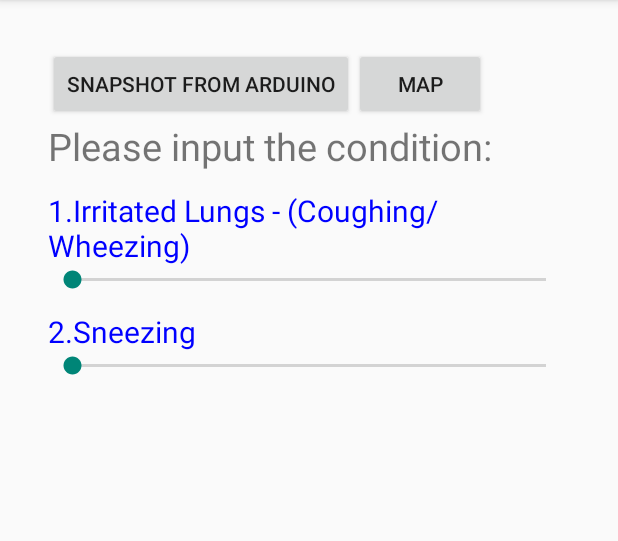
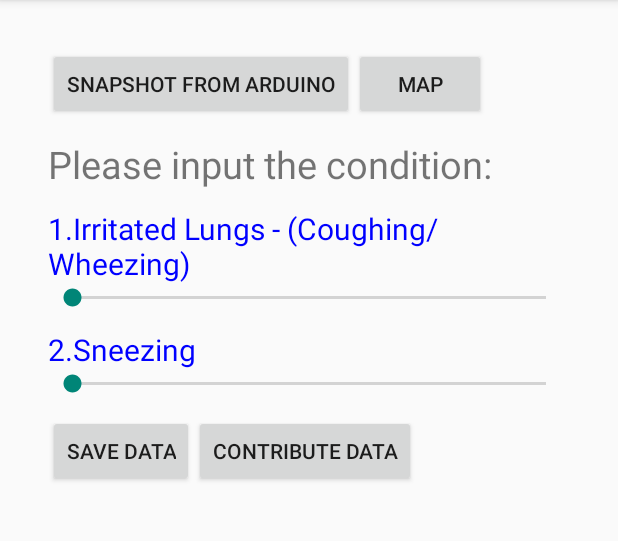
Before and after one commit to justinmaccreery/AirMonitor, an Android app: the screen it shows after launch (MainActivity), on a phone screen of 412 x 824 dp, the part 84-625 px from its top. Run offline under Robolectric (Android 15) with nearby library versions, the phone set to English and light mode, and no system bars.

Commit message:
Add "Save data" and "Contribute data" button.

```diff
--- a/app/src/main/res/layout/activity_main.xml
+++ b/app/src/main/res/layout/activity_main.xml
@@ -46,7 +46,8 @@
                 android:layout_below="@+id/sanpshot_btn"
                 android:layout_alignParentLeft="true"
                 android:layout_alignParentStart="true"
-                android:textSize="25dp" />
+                android:textSize="25dp"
+                android:layout_marginTop="12dp" />
 
 
             <TextView
@@ -93,6 +94,23 @@
                 android:layout_alignParentEnd="true"
                 android:layout_below="@+id/text_sneezing" />
 
+            <Button
+                android:layout_width="wrap_content"
+                android:layout_height="wrap_content"
+                android:text="Save data"
+                android:id="@+id/button_save_data"
+                android:layout_below="@+id/seekBar_sneezing"
+                android:layout_marginTop="12dp" />
+
+            <Button
+                android:layout_width="wrap_content"
+                android:layout_height="wrap_content"
+                android:text="Contribute data"
+                android:id="@+id/button_contribute_data"
+                android:layout_below="@+id/seekBar_sneezing"
+                android:layout_toRightOf="@id/button_save_data"
+                android:layout_marginTop="12dp" />
+
 
         </RelativeLayout>
   </ScrollView>
```
